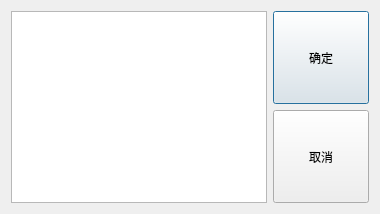
Old version of the form gui/filter_dialog.ui in the repository Remalloc/werewolf.
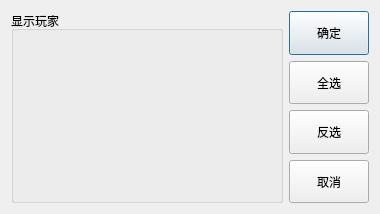
New version of the form.

Commit message: [modify] create filter_dialog

What changed in the file:
```diff
--- a/gui/filter_dialog.ui
+++ b/gui/filter_dialog.ui
@@ -20,16 +20,6 @@
    <string>筛选</string>
   </property>
   <layout class="QGridLayout" name="gridLayout">
-   <item row="0" column="0">
-    <widget class="QListWidget" name="playerList">
-     <property name="sizePolicy">
-      <sizepolicy hsizetype="Minimum" vsizetype="Minimum">
-       <horstretch>0</horstretch>
-       <verstretch>0</verstretch>
-      </sizepolicy>
-     </property>
-    </widget>
-   </item>
    <item row="0" column="1">
     <layout class="QVBoxLayout" name="verticalLayout">
      <item>
@@ -45,6 +35,32 @@
        </property>
       </widget>
      </item>
+     <item>
+      <widget class="QPushButton" name="selectAllButton">
+       <property name="sizePolicy">
+        <sizepolicy hsizetype="Minimum" vsizetype="Minimum">
+         <horstretch>0</horstretch>
+         <verstretch>0</verstretch>
+        </sizepolicy>
+       </property>
+       <property name="text">
+        <string>全选</string>
+       </property>
+      </widget>
+     </item>
+     <item>
+      <widget class="QPushButton" name="antiElectionButton">
+       <property name="sizePolicy">
+        <sizepolicy hsizetype="Minimum" vsizetype="Minimum">
+         <horstretch>0</horstretch>
+         <verstretch>0</verstretch>
+        </sizepolicy>
+       </property>
+       <property name="text">
+        <string>反选</string>
+       </property>
+      </widget>
+     </item>
      <item>
       <widget class="QPushButton" name="cancelButton">
        <property name="sizePolicy">
@@ -60,6 +76,19 @@
      </item>
     </layout>
    </item>
+   <item row="0" column="0">
+    <widget class="QGroupBox" name="playerList">
+     <property name="sizePolicy">
+      <sizepolicy hsizetype="Expanding" vsizetype="Preferred">
+       <horstretch>0</horstretch>
+       <verstretch>0</verstretch>
+      </sizepolicy>
+     </property>
+     <property name="title">
+      <string>显示玩家</string>
+     </property>
+    </widget>
+   </item>
   </layout>
  </widget>
  <resources/>
```
The commit also changes 1 other file.
